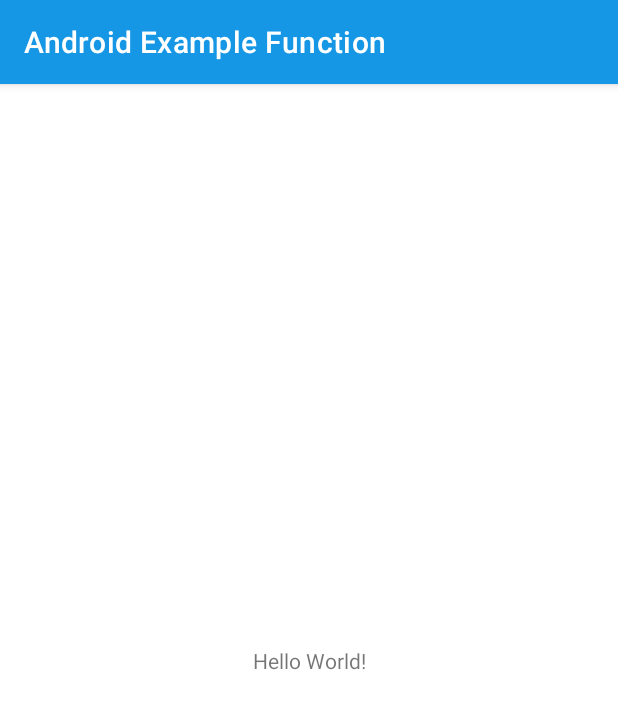
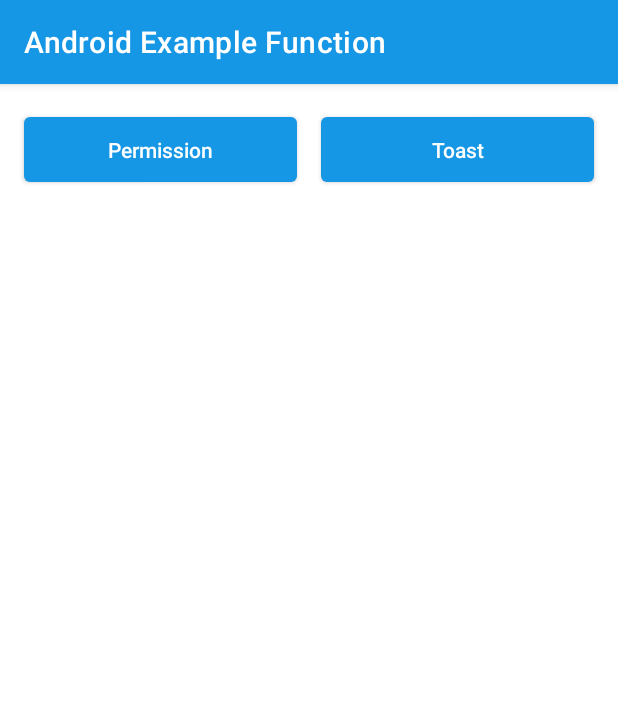
Before and after one commit to aldhykohar/Android-Example-Function, an Android app: the screen it shows after launch (MainActivity), on a phone screen of 412 x 824 dp. Shown: the top 709 px of the screen. Run offline under Robolectric (Android 15) with nearby library versions, the phone set to English and light mode, and no system bars.

Commit message:
:sparkles: custom toast fitur

```diff
--- a/app/src/main/AndroidManifest.xml
+++ b/app/src/main/AndroidManifest.xml
@@ -10,7 +10,7 @@
         android:supportsRtl="true"
         android:theme="@style/Theme.AndroidExampleFunction">
         <activity
-            android:name=".MainActivity"
+            android:name=".ui.MainActivity"
             android:exported="true">
             <intent-filter>
                 <action android:name="android.intent.action.MAIN" />
--- a/app/src/main/java/com/aldhykohar/androidexamplefunction/MainActivity.kt
+++ /dev/null
@@ -1,11 +0,0 @@
-package com.aldhykohar.androidexamplefunction
-
-import androidx.appcompat.app.AppCompatActivity
-import android.os.Bundle
-
-class MainActivity : AppCompatActivity() {
-    override fun onCreate(savedInstanceState: Bundle?) {
-        super.onCreate(savedInstanceState)
-        setContentView(R.layout.activity_main)
-    }
-}
--- /dev/null
+++ b/app/src/main/java/com/aldhykohar/androidexamplefunction/ui/MainActivity.kt
@@ -0,0 +1,28 @@
+package com.aldhykohar.androidexamplefunction.ui
+
+import android.os.Bundle
+import androidx.appcompat.app.AppCompatActivity
+import com.aldhykohar.androidexamplefunction.databinding.ActivityMainBinding
+import com.aldhykohar.androidexamplefunction.utils.CommonUtils.showToast
+
+class MainActivity : AppCompatActivity() {
+
+    private val binding: ActivityMainBinding by lazy {
+        ActivityMainBinding.inflate(layoutInflater)
+    }
+
+    override fun onCreate(savedInstanceState: Bundle?) {
+        super.onCreate(savedInstanceState)
+        setContentView(binding.root)
+        initClick()
+    }
+
+    private fun initClick() {
+        with(binding) {
+            mbToast.setOnClickListener { showToast("This is Custom Toast") }
+            mbPermission.setOnClickListener { }
+        }
+    }
+
+
+}
--- a/app/src/main/res/layout/activity_main.xml
+++ b/app/src/main/res/layout/activity_main.xml
@@ -3,16 +3,41 @@
     xmlns:app="http://schemas.android.com/apk/res-auto"
     xmlns:tools="http://schemas.android.com/tools"
     android:layout_width="match_parent"
+
     android:layout_height="match_parent"
-    tools:context=".MainActivity">
+    tools:context=".ui.MainActivity">
 
-    <TextView
-        android:layout_width="wrap_content"
+    <com.google.android.material.button.MaterialButton
+        android:id="@+id/mbPermission"
+        android:layout_width="0dp"
         android:layout_height="wrap_content"
-        android:text="Hello World!"
-        app:layout_constraintBottom_toBottomOf="parent"
-        app:layout_constraintLeft_toLeftOf="parent"
-        app:layout_constraintRight_toRightOf="parent"
+        android:layout_marginStart="16dp"
+        android:layout_marginTop="16dp"
+        android:layout_marginEnd="8dp"
+        android:letterSpacing="0"
+        android:padding="12dp"
+        android:text="@string/permission"
+        android:textAllCaps="false"
+        android:textSize="14sp"
+        app:layout_constraintEnd_toStartOf="@+id/mbToast"
+        app:layout_constraintHorizontal_bias="0.5"
+        app:layout_constraintStart_toStartOf="parent"
         app:layout_constraintTop_toTopOf="parent" />
 
+    <com.google.android.material.button.MaterialButton
+        android:id="@+id/mbToast"
+        android:layout_width="0dp"
+        android:layout_height="wrap_content"
+        android:layout_marginStart="8dp"
+        android:layout_marginEnd="16dp"
+        android:letterSpacing="0"
+        android:padding="12dp"
+        android:text="@string/toast"
+        android:textAllCaps="false"
+        android:textSize="14sp"
+        app:layout_constraintEnd_toEndOf="parent"
+        app:layout_constraintHorizontal_bias="0.5"
+        app:layout_constraintStart_toEndOf="@+id/mbPermission"
+        app:layout_constraintTop_toTopOf="@+id/mbPermission" />
+
 </androidx.constraintlayout.widget.ConstraintLayout>
--- a/app/src/main/res/values/strings.xml
+++ b/app/src/main/res/values/strings.xml
@@ -1,3 +1,6 @@
 <resources>
     <string name="app_name">Android Example Function</string>
+    <string name="toast">Toast</string>
+    <string name="permission">Permission</string>
+    <string name="this_is_custom_toast">This is Custom Toast</string>
 </resources>
```
Also changed, not shown: app/src/main/java/com/aldhykohar/androidexamplefunction/utils/CommonUtils.kt (added, +24 -0 lines), app/src/main/res/layout/custom_toast.xml (added, +27 -0 lines), build.gradle (+9 -1 lines), settings.gradle (+0 -8 lines), gradle/wrapper/gradle-wrapper.properties.
